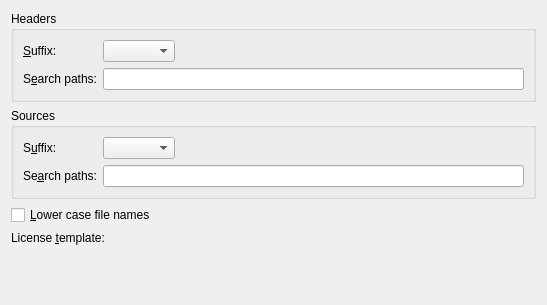
Qt form src/plugins/cpptools/cppfilesettingspage.ui (qt-creator/qt-creator) before a commit.
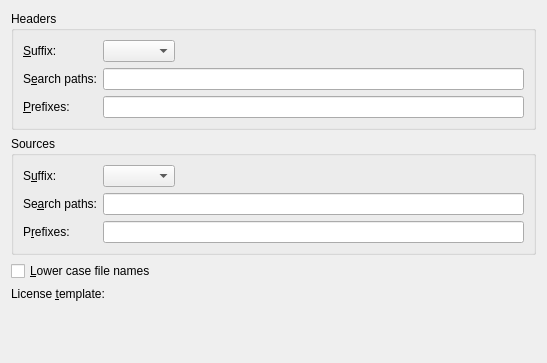
The same form after that commit. Custom widgets are drawn as their Qt base class.

Commit message:
C++: Add support for prefixes in switch header/source
Task-number: QTCREATORBUG-11031

Diff of the .ui file:
```diff
--- a/src/plugins/cpptools/cppfilesettingspage.ui
+++ b/src/plugins/cpptools/cppfilesettingspage.ui
@@ -7,7 +7,7 @@
     <x>0</x>
     <y>0</y>
     <width>547</width>
-    <height>305</height>
+    <height>363</height>
    </rect>
   </property>
   <layout class="QVBoxLayout" name="verticalLayout">
@@ -64,6 +64,25 @@
         </property>
        </widget>
       </item>
+      <item row="4" column="0">
+       <widget class="QLabel" name="headerPrefixesLabel">
+        <property name="text">
+         <string>&amp;Prefixes:</string>
+        </property>
+        <property name="buddy">
+         <cstring>headerSearchPathsEdit</cstring>
+        </property>
+       </widget>
+      </item>
+      <item row="4" column="1">
+       <widget class="QLineEdit" name="headerPrefixesEdit">
+        <property name="toolTip">
+         <string>Comma-separated list of header prefixes.
+
+These prefixes are used in addition to current file name on Switch Header/Source.</string>
+        </property>
+       </widget>
+      </item>
      </layout>
     </widget>
    </item>
@@ -79,7 +98,7 @@
       <string>Sources</string>
      </property>
      <layout class="QFormLayout" name="formLayout_3">
-      <item row="1" column="0">
+      <item row="3" column="0">
        <widget class="QLabel" name="sourceSuffixLabel">
         <property name="text">
          <string>S&amp;uffix:</string>
@@ -89,7 +108,7 @@
         </property>
        </widget>
       </item>
-      <item row="1" column="1">
+      <item row="3" column="1">
        <widget class="QComboBox" name="sourceSuffixComboBox">
         <property name="sizePolicy">
          <sizepolicy hsizetype="Fixed" vsizetype="Fixed">
@@ -99,7 +118,7 @@
         </property>
        </widget>
       </item>
-      <item row="2" column="0">
+      <item row="4" column="0">
        <widget class="QLabel" name="sourceSearchPathsLabel">
         <property name="text">
          <string>Se&amp;arch paths:</string>
@@ -109,7 +128,7 @@
         </property>
        </widget>
       </item>
-      <item row="2" column="1">
+      <item row="4" column="1">
        <widget class="QLineEdit" name="sourceSearchPathsEdit">
         <property name="toolTip">
          <string>Comma-separated list of source paths.
@@ -120,6 +139,25 @@
         </property>
        </widget>
       </item>
+      <item row="5" column="0">
+       <widget class="QLabel" name="sourcePrefixesLabel">
+        <property name="text">
+         <string>P&amp;refixes:</string>
+        </property>
+        <property name="buddy">
+         <cstring>sourceSearchPathsEdit</cstring>
+        </property>
+       </widget>
+      </item>
+      <item row="5" column="1">
+       <widget class="QLineEdit" name="sourcePrefixesEdit">
+        <property name="toolTip">
+         <string>Comma-separated list of source prefixes.
+
+These prefixes are used in addition to current file name on Switch Header/Source.</string>
+        </property>
+       </widget>
+      </item>
      </layout>
     </widget>
    </item>
```
Left out of the diff: 8 changed lines with no effect on the pictures. The commit also changes 5 other files.
